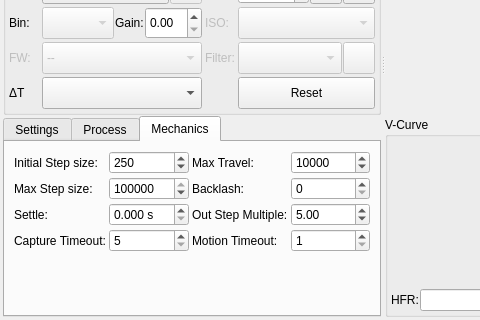
Above: kstars-astropi/kstars/ekos/focus/focus.ui from Andre87osx/AstroPi-system before the change; both pictures show x 0 to 480 and y 192 to 512 of the 804 by 512 pixel window. Below: the same form after it.
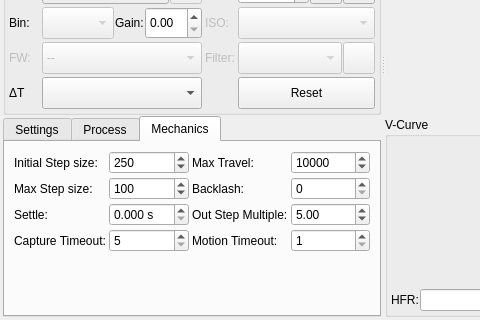
That is the form after the change. The open tabs and pages were chosen to show the change. Icons and pictures are not drawn. Custom widgets are drawn as their Qt base class.

Commit message: Fix focus label and max step size value

```diff
--- a/kstars-astropi/kstars/ekos/focus/focus.ui
+++ b/kstars-astropi/kstars/ekos/focus/focus.ui
@@ -1599,7 +1599,7 @@
                 <number>100000</number>
                </property>
                <property name="value">
-                <number>100000</number>
+                <number>100</number>
                </property>
               </widget>
              </item>
```
Left out of the diff: 4 changed lines with no effect on the pictures.
